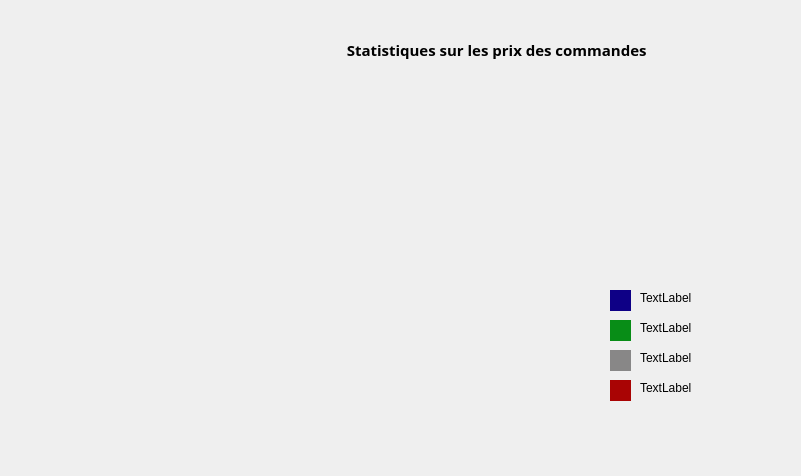
The window that ProjetCpp/statfadwa.ui (Moohaa/ProjetCppA23G2) describes before a commit, drawn with Qt 5.
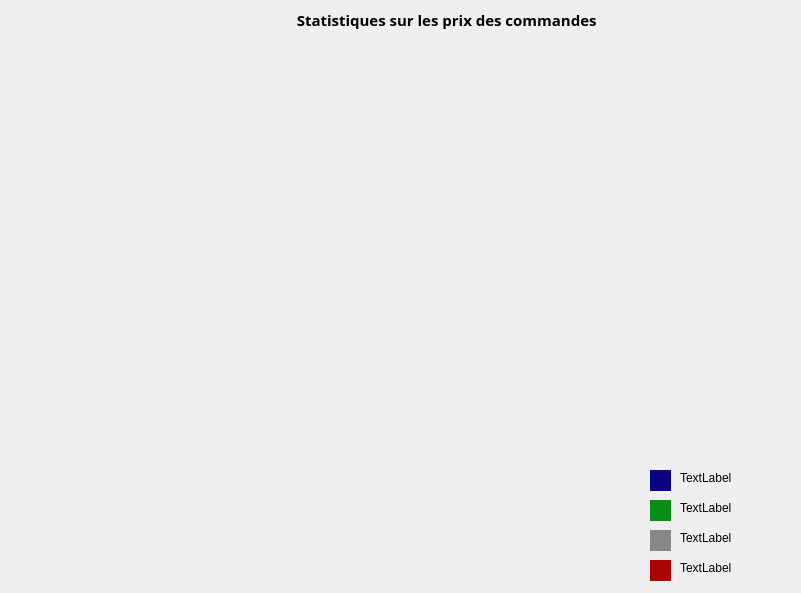
The same window after the commit.

What changed in the file:
```diff
--- a/ProjetCpp/statfadwa.ui
+++ b/ProjetCpp/statfadwa.ui
@@ -7,7 +7,7 @@
     <x>0</x>
     <y>0</y>
     <width>801</width>
-    <height>476</height>
+    <height>593</height>
    </rect>
   </property>
   <property name="windowTitle">
@@ -16,8 +16,8 @@
   <widget class="QLabel" name="labelF">
    <property name="geometry">
     <rect>
-     <x>640</x>
-     <y>290</y>
+     <x>680</x>
+     <y>470</y>
      <width>121</width>
      <height>16</height>
     </rect>
@@ -29,8 +29,8 @@
   <widget class="QLabel" name="label_2F">
    <property name="geometry">
     <rect>
-     <x>640</x>
-     <y>320</y>
+     <x>680</x>
+     <y>500</y>
      <width>121</width>
      <height>16</height>
     </rect>
@@ -42,8 +42,8 @@
   <widget class="QLabel" name="label">
    <property name="geometry">
     <rect>
-     <x>160</x>
-     <y>40</y>
+     <x>110</x>
+     <y>10</y>
      <width>541</width>
      <height>20</height>
     </rect>
@@ -63,8 +63,8 @@
   <widget class="QLabel" name="label_4F">
    <property name="geometry">
     <rect>
-     <x>640</x>
-     <y>380</y>
+     <x>680</x>
+     <y>560</y>
      <width>121</width>
      <height>16</height>
     </rect>
@@ -76,8 +76,8 @@
   <widget class="QWidget" name="widget_2FF" native="true">
    <property name="geometry">
     <rect>
-     <x>610</x>
-     <y>290</y>
+     <x>650</x>
+     <y>470</y>
      <width>21</width>
      <height>21</height>
     </rect>
@@ -90,8 +90,8 @@
   <widget class="QWidget" name="widget_3FF" native="true">
    <property name="geometry">
     <rect>
-     <x>610</x>
-     <y>380</y>
+     <x>650</x>
+     <y>560</y>
      <width>21</width>
      <height>21</height>
     </rect>
@@ -106,8 +106,8 @@
   <widget class="QWidget" name="widget_4FF" native="true">
    <property name="geometry">
     <rect>
-     <x>610</x>
-     <y>350</y>
+     <x>650</x>
+     <y>530</y>
      <width>21</width>
      <height>21</height>
     </rect>
@@ -120,8 +120,8 @@
   <widget class="QLabel" name="label_3F">
    <property name="geometry">
     <rect>
-     <x>640</x>
-     <y>350</y>
+     <x>680</x>
+     <y>530</y>
      <width>121</width>
      <height>16</height>
     </rect>
@@ -133,8 +133,8 @@
   <widget class="QWidget" name="widget" native="true">
    <property name="geometry">
     <rect>
-     <x>610</x>
-     <y>320</y>
+     <x>650</x>
+     <y>500</y>
      <width>21</width>
      <height>21</height>
     </rect>
```
